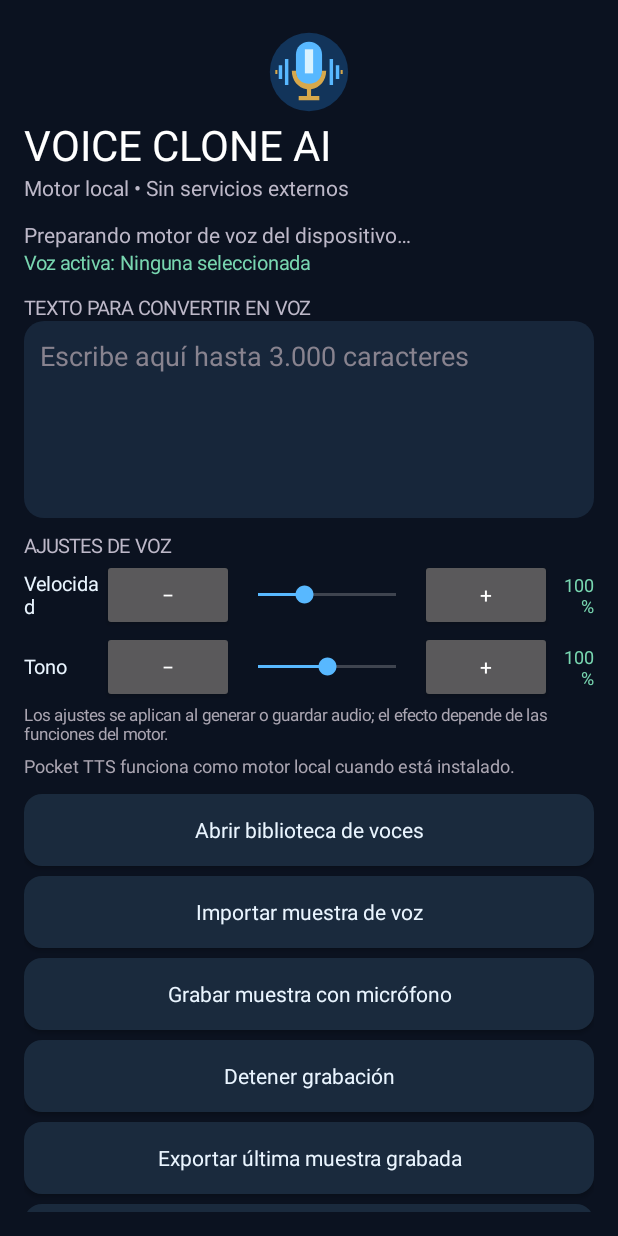
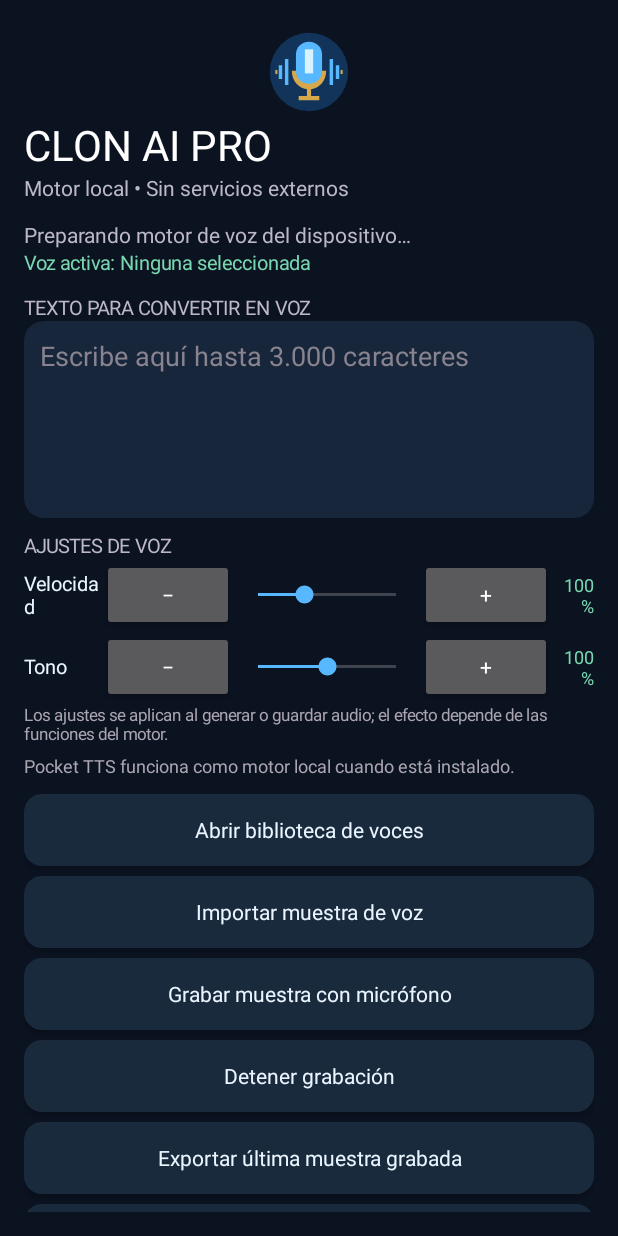
Before and after one commit to rodriquezdario59-crypto/-VOICE-CLONE-AI, an Android app: the screen it shows after launch (MainActivity), on a phone screen of 412 x 824 dp. Run offline under Robolectric (Android 15) with nearby library versions, the phone set to English and light mode, and no system bars.

Commit message:
Apply CLON AI PRO studio branding

```diff
--- a/app/src/main/java/ai/voiceclone/app/MainActivity.kt
+++ b/app/src/main/java/ai/voiceclone/app/MainActivity.kt
@@ -77,7 +77,7 @@ class MainActivity : Activity(), TextToSpeech.OnInitListener {
             layoutParams = LinearLayout.LayoutParams(88, 88).apply { gravity = Gravity.CENTER_HORIZONTAL }
         }
         content.addView(brandIcon)
-        content.addView(label("VOICE CLONE AI", 28, 0xFFFFFFFF.toInt()))
+        content.addView(label("CLON AI PRO", 28, 0xFFFFFFFF.toInt()))
         content.addView(label("Motor local • Sin servicios externos", 14, 0xFFBDB8C8.toInt()))
         content.addView(space(18))
         status = label("Preparando motor de voz del dispositivo…", 14, 0xFFBDB8C8.toInt())
```
